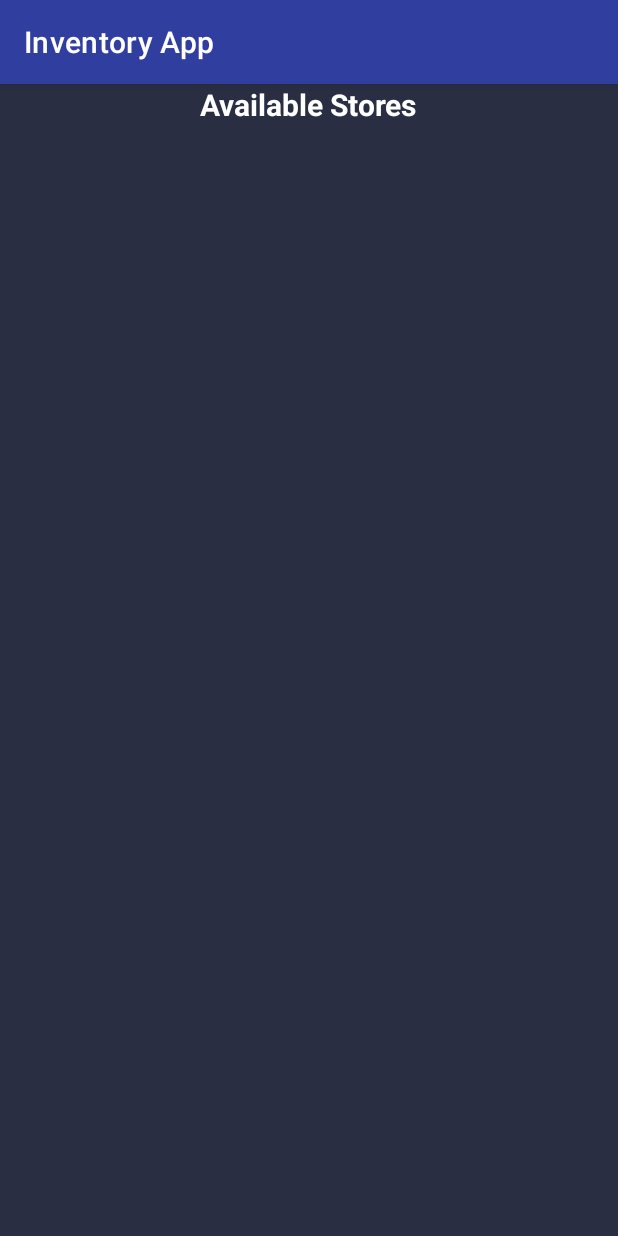
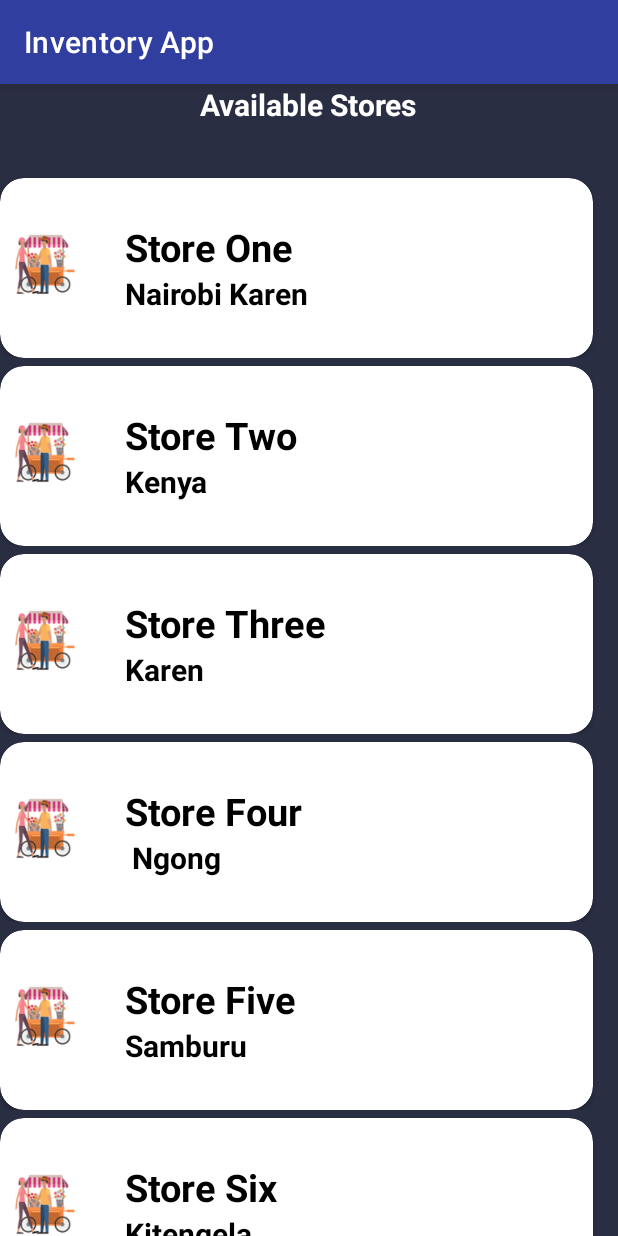
Before and after one commit to RKatana/inventory-app-android, an Android app: the StoresDashboardActivity screen opened directly, with no data from a screen before it, on a phone screen of 412 x 824 dp. Run offline under Robolectric (Android 15) with nearby library versions, the phone set to English and light mode, and no system bars; our stand-ins replace ButterKnife.

Commit message:
updated StoreDashboardActivity

```diff
--- a/app/src/main/AndroidManifest.xml
+++ b/app/src/main/AndroidManifest.xml
@@ -10,13 +10,14 @@
         android:supportsRtl="true"
         android:theme="@style/AppTheme.NoActionBar">
         <activity
+            android:name=".ui.ProductsActivity"
+            android:exported="true" />
+        <activity
             android:name=".ui.StoresDashboardActivity"
             android:exported="true" />
-
         <activity
             android:name=".ui.AddStoreAdminActivity"
             android:exported="true" />
-
         <activity
             android:name=".ui.AddStoreActivity"
             android:exported="true" />
@@ -57,9 +58,7 @@
         </activity>
         <activity
             android:name=".ui.MainActivity"
-            android:exported="true">
-      </activity>
-
+            android:exported="true"></activity>
     </application>
 
 </manifest>
--- a/app/src/main/java/com/app/inventoryapp/ui/StoresDashboardActivity.java
+++ b/app/src/main/java/com/app/inventoryapp/ui/StoresDashboardActivity.java
@@ -6,42 +6,51 @@ import androidx.recyclerview.widget.RecyclerView;
 
 import android.os.Bundle;
 import android.util.Log;
+import android.view.View;
 import android.widget.ImageView;
 
 import com.app.inventoryapp.R;
+import com.app.inventoryapp.adapter.ProductsListAdapter;
 import com.app.inventoryapp.adapter.StoreListAdapter;
 import com.app.inventoryapp.models.Store;
 
 import java.util.ArrayList;
+import java.util.Arrays;
+import java.util.List;
+
+import butterknife.BindView;
+import butterknife.ButterKnife;
 
 public class StoresDashboardActivity extends AppCompatActivity {
     private static final String TAG = "StoresDashboardActivity";
-    private RecyclerView storeRecyclerView;
+    @BindView(R.id.storeRecyclerView) RecyclerView mRecyclerView;
+
+    Store store1 = new Store("Store One","Nairobi Karen");
+    Store store2 = new Store("Store Two","Kenya");
+    Store store3 = new Store("Store Three","Karen");
+    Store store4 = new Store("Store Four"," Ngong");
+    Store store5 = new Store("Store Five","Samburu");
+    Store store6 = new Store("Store Six","Kitengela");
+    Store store7 = new Store("Store Seven","Don home");
+    Store store8 = new Store("Store Eight","Ngara");
+
+    private StoreListAdapter mAdapter;
+    public List<Store> Stores = Arrays.asList(new Store[]{store1, store2, store3, store4, store5, store6, store7, store8});
 
     @Override
     protected void onCreate(Bundle savedInstanceState) {
         super.onCreate(savedInstanceState);
         setContentView(R.layout.activity_stores_dashboard);
-        Log.d(TAG,"onCreate: Started");
 
-        storeRecyclerView = (RecyclerView) findViewById(R.id.storeRecyclerView);
-        StoreListAdapter adapter = new StoreListAdapter(this);
-        storeRecyclerView.setAdapter(adapter);
-        storeRecyclerView.setLayoutManager(new LinearLayoutManager(this));
+        ButterKnife.bind(this);
 
-        ArrayList<Store> stores = new ArrayList<>();
+        mAdapter = new StoreListAdapter(Stores,this);
+        mRecyclerView.setAdapter(mAdapter);
+        RecyclerView.LayoutManager layoutManager = new LinearLayoutManager(StoresDashboardActivity.this);
+        mRecyclerView.setLayoutManager(layoutManager);
+        mRecyclerView.setHasFixedSize(true);
+        mRecyclerView.setVisibility(View.VISIBLE);
 
-        stores.add(new Store("Store One","Nairobi Karen"));
-        stores.add(new Store("Store Two","Kenya"));
-        stores.add(new Store("Store Three","Karen"));
-        stores.add(new Store("Store Four","Samburu"));
-        stores.add(new Store("Store Five","Ngon"));
-        stores.add(new Store("Store Six","Karen"));
-        stores.add(new Store("Store Six","Karen"));
-        stores.add(new Store("Store Six","Karen"));
-        stores.add(new Store("Store Six","Karen"));
-        stores.add(new Store("Store Six","Karen"));
 
-        adapter.setStores(stores);
     }
 }
```
